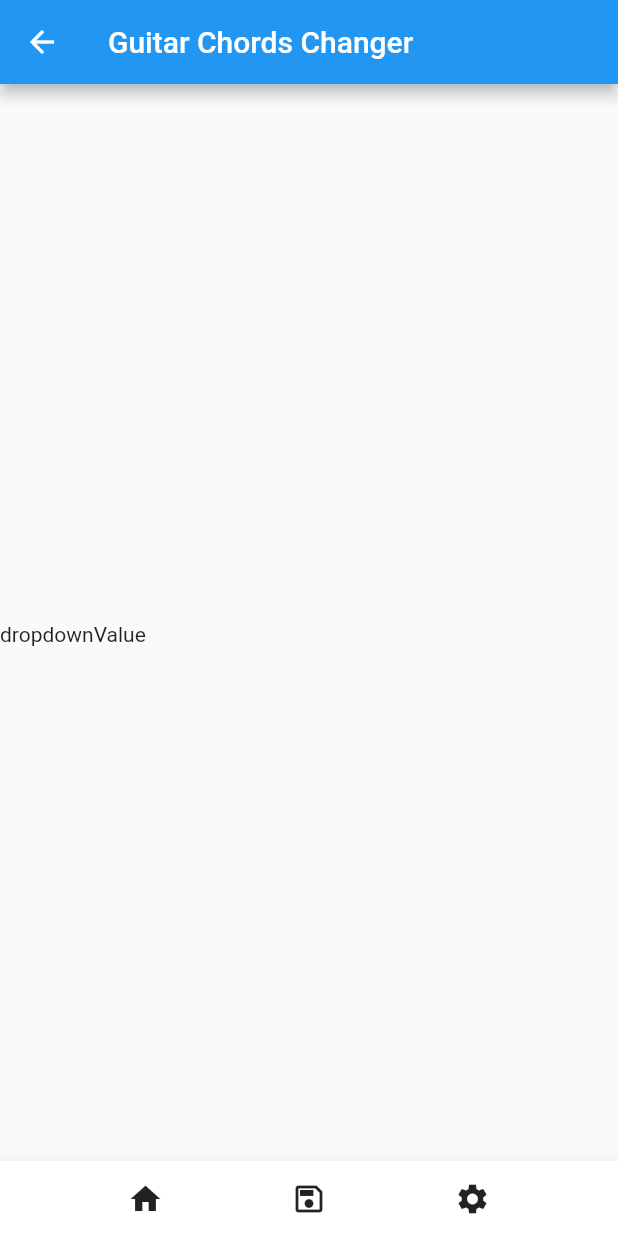
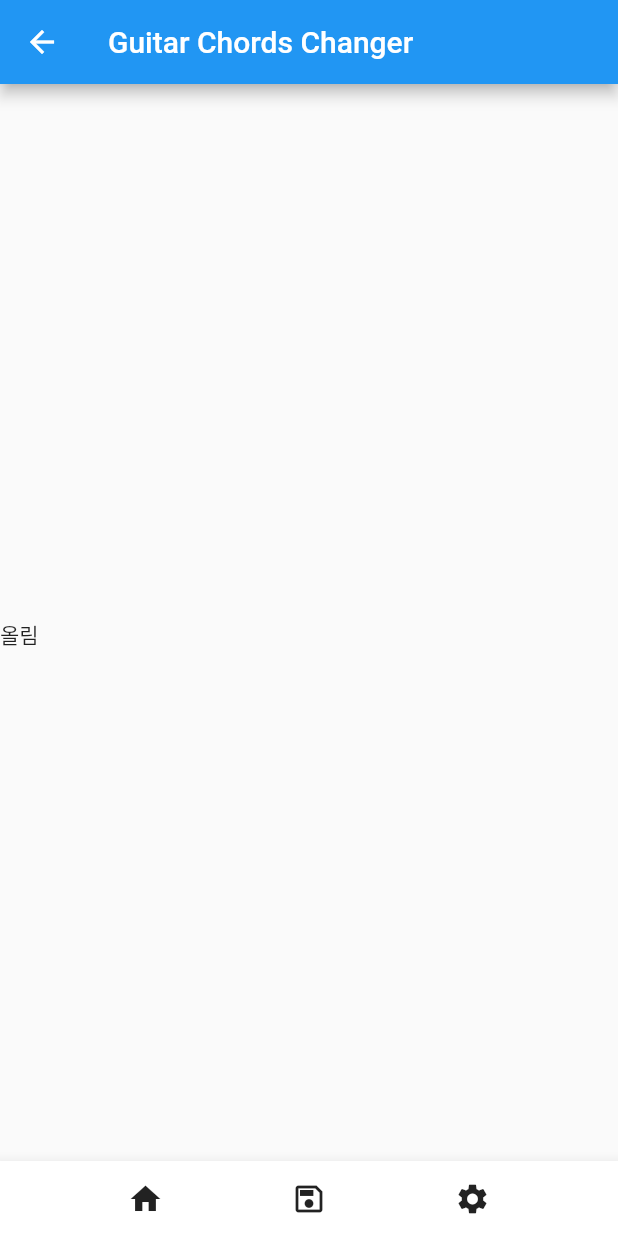
Before and after one commit to wooji1671/practice_0205, a Flutter app: the screen it shows after launch, after a tap on the "tune" icon, on a phone screen of 412 x 824 dp. Run offline on Flutter 3.47's test engine with Material 2 defaults, Android fonts, the phone set to English and light mode, and no system bars.

Commit message:
0208_1
1번째 방법

```diff
--- a/lib/main.dart
+++ b/lib/main.dart
@@ -52,24 +52,19 @@ class _MyStatefulWidgetState extends State<MyStatefulWidget> {
       ),
       body: _widgetOptions.elementAt(_selectedIndex),
       bottomNavigationBar: BottomNavigationBar(
-        items: const <BottomNavigationBarItem> [
+        items: const <BottomNavigationBarItem>[
           BottomNavigationBarItem(
             icon: Icon(Icons.home),
             label: 'home',
           ),
           BottomNavigationBarItem(
-            icon: Icon(Icons.save_outlined),
-            label: 'saved change'
-          ),
+              icon: Icon(Icons.save_outlined), label: 'saved change'),
           BottomNavigationBarItem(
-            icon: Icon(Icons.settings),
-            label: 'settings'
-          ),
+              icon: Icon(Icons.settings), label: 'settings'),
         ],
         currentIndex: _selectedIndex,
         selectedItemColor: Colors.indigo,
         onTap: _onItemTapped,
-
       ),
     );
   }
@@ -77,12 +72,14 @@ class _MyStatefulWidgetState extends State<MyStatefulWidget> {
 
 class MainPage extends StatefulWidget {
   const MainPage({Key? key}) : super(key: key);
+
   @override
   State<MainPage> createState() => _MainPageState();
 }
 
 class _MainPageState extends State<MainPage> {
   final myController = TextEditingController();
+  String dropdownValue = '올림';
 
   @override
   Widget build(BuildContext context) {
@@ -93,9 +90,7 @@ class _MainPageState extends State<MainPage> {
           children: <Widget>[
             Container(
               margin: EdgeInsets.all(10),
-              child: Text(
-                '원키에서'
-              ),
+              child: Text('원키에서'),
             ),
             Row(
               mainAxisSize: MainAxisSize.min,
@@ -107,7 +102,9 @@ class _MainPageState extends State<MainPage> {
                     child: TextFormField(
                       controller: myController,
                       keyboardType: TextInputType.number,
-                        inputFormatters: [FilteringTextInputFormatter.allow(RegExp('[0-9]')),],
+                      inputFormatters: [
+                        FilteringTextInputFormatter.allow(RegExp('[0-9]')),
+                      ],
                       decoration: InputDecoration(
                         helperText: '숫자를 입력하세요.',
                       ),
@@ -115,12 +112,36 @@ class _MainPageState extends State<MainPage> {
                   ),
                 ),
                 Container(
-                margin: const EdgeInsets.only(left: 20, right:20),
+                  margin: const EdgeInsets.only(left: 20, right: 20),
                   child: Text('키만큼'),
                 ),
               ],
             ),
-            KeySelectWidget(),
+            DropdownButton(
+              value: dropdownValue,
+              // value는 리스트로 저장되어야 함
+              icon: const Icon(Icons.arrow_drop_down),
+              elevation: 16,
+              //선택창 그림자
+              style: const TextStyle(color: Colors.black),
+              underline: Container(
+                height: 2,
+                color: Colors.blueAccent,
+              ),
+              onChanged: (String? newValue) {
+                setState(() {
+                  dropdownValue = newValue!;
+                });
+              },
+              items: <String>['올림', '내림']
+                  .map<DropdownMenuItem<String>>((String value) {
+                // map() :문자열 2개를 DropdownMenuItem의 인스턴스로 변환
+                return DropdownMenuItem<String>(
+                  value: value,
+                  child: Text(value),
+                );
+              }).toList(), // toList() :인스턴스 2개를 리스트로 변환
+            ),
             Container(
               margin: const EdgeInsets.all(40),
             ),
@@ -133,7 +154,10 @@ class _MainPageState extends State<MainPage> {
                 //print(myController.text);
                 Navigator.push(
                   context,
-                  MaterialPageRoute(builder: (context) => ChordChangePage(changeChord: myController.text,)),
+                  MaterialPageRoute(
+                      builder: (context) => ChordChangePage(
+                            changeChord: myController.text, changeDropdown: dropdownValue,
+                          )),
                 );
               },
             ),
@@ -143,7 +167,6 @@ class _MainPageState extends State<MainPage> {
     );
   }
 }
-
 
 class KeySelectWidget extends StatefulWidget {
   const KeySelectWidget({Key? key}) : super(key: key);
@@ -158,9 +181,11 @@ class _KeySelectWidgetState extends State<KeySelectWidget> {
   @override
   Widget build(BuildContext context) {
     return DropdownButton(
-      value: dropdownValue, // value는 리스트로 저장되어야 함
+      value: dropdownValue,
+      // value는 리스트로 저장되어야 함
       icon: const Icon(Icons.arrow_drop_down),
-      elevation: 16, //선택창 그림자
+      elevation: 16,
+      //선택창 그림자
       style: const TextStyle(color: Colors.black),
       underline: Container(
         height: 2,
@@ -171,8 +196,8 @@ class _KeySelectWidgetState extends State<KeySelectWidget> {
           dropdownValue = newValue!;
         });
       },
-      items: <String>['올림', '내림']
-          .map<DropdownMenuItem<String>>((String value) { // map() :문자열 2개를 DropdownMenuItem의 인스턴스로 변환
+      items: <String>['올림', '내림'].map<DropdownMenuItem<String>>((String value) {
+        // map() :문자열 2개를 DropdownMenuItem의 인스턴스로 변환
         return DropdownMenuItem<String>(
           value: value,
           child: Text(value),
@@ -184,8 +209,9 @@ class _KeySelectWidgetState extends State<KeySelectWidget> {
 
 class ChordChangePage extends StatefulWidget {
   String changeChord;
+  String changeDropdown;
 
-  ChordChangePage({Key? key, required this.changeChord}) : super(key: key);
+  ChordChangePage({Key? key, required this.changeChord, required this.changeDropdown}) : super(key: key);
 
   @override
   _ChordChangePageState createState() => _ChordChangePageState();
@@ -198,7 +224,9 @@ class _ChordChangePageState extends State<ChordChangePage> {
       appBar: AppBar(
         title: const Text('Guitar Chords Changer'),
       ),
-      body: SecondPage(changeChord: widget.changeChord,),
+      body: SecondPage(
+        changeChord: widget.changeChord, changeDropdown: widget.changeDropdown
+      ),
       bottomNavigationBar: BottomAppBar(
         child: Container(
           height: 50,
@@ -218,8 +246,9 @@ class _ChordChangePageState extends State<ChordChangePage> {
 
 class SecondPage extends StatelessWidget {
   String changeChord;
+  String changeDropdown;
 
-  SecondPage({Key? key, required this.changeChord}) : super(key: key);
+  SecondPage({Key? key, required this.changeChord, required this.changeDropdown}) : super(key: key);
 
   @override
   Widget build(BuildContext context) {
@@ -228,7 +257,7 @@ class SecondPage extends StatelessWidget {
         mainAxisAlignment: MainAxisAlignment.center,
         children: [
           Text(changeChord),
-          Text('dropdownValue'),
+          Text(changeDropdown),
         ],
       ),
     );
```
Lines whose indentation alone changed are shown as unchanged.
